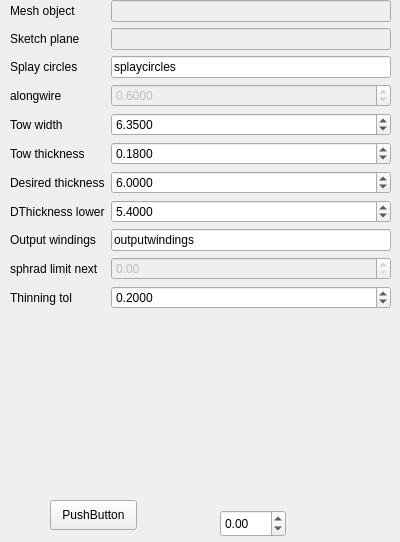
This is freecadmacros/genconstthickfromsplaytask.ui in trilbytim/geodesic as Qt 5 draws it before an edit. The edited form follows.
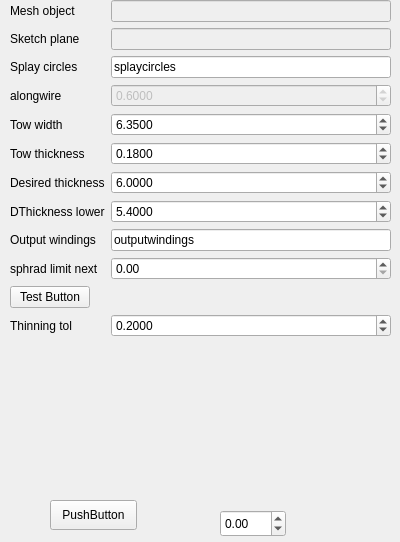
This is the edited form.

What changed in the file:
```diff
--- a/freecadmacros/genconstthickfromsplaytask.ui
+++ b/freecadmacros/genconstthickfromsplaytask.ui
@@ -234,7 +234,7 @@
     <item row="10" column="1">
      <widget class="QDoubleSpinBox" name="qsphradlimitnext">
       <property name="enabled">
-       <bool>false</bool>
+       <bool>true</bool>
       </property>
      </widget>
     </item>
@@ -290,6 +290,13 @@
       </property>
      </widget>
     </item>
+    <item row="11" column="0">
+     <widget class="QPushButton" name="buttontest">
+      <property name="text">
+       <string>Test Button</string>
+      </property>
+     </widget>
+    </item>
    </layout>
   </widget>
  </widget>
```
Left out of the diff: 2 changed lines with no effect on the pictures.
